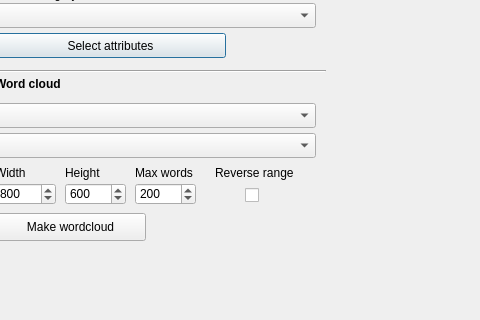
Qt form GUI_UIs/ui_dialog_charts.ui (ccbogel/QualCoder) before a commit; both pictures show x 385 to 865 and y 277 to 597 of the 1011 by 597 pixel window.
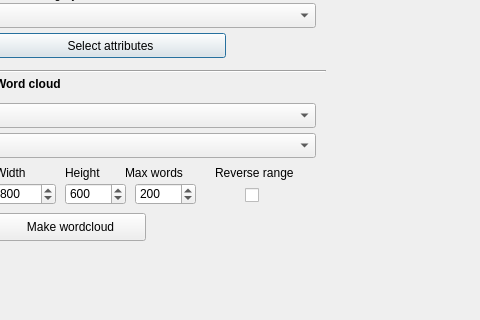
The same form after that commit.

Diff of the .ui file:
```diff
--- a/GUI_UIs/ui_dialog_charts.ui
+++ b/GUI_UIs/ui_dialog_charts.ui
@@ -582,9 +582,9 @@
   <widget class="QLabel" name="label_max_words">
    <property name="geometry">
     <rect>
-     <x>520</x>
+     <x>510</x>
      <y>440</y>
-     <width>71</width>
+     <width>91</width>
      <height>20</height>
     </rect>
    </property>
@@ -679,7 +679,7 @@
     <rect>
      <x>600</x>
      <y>442</y>
-     <width>101</width>
+     <width>141</width>
      <height>16</height>
     </rect>
    </property>
```
